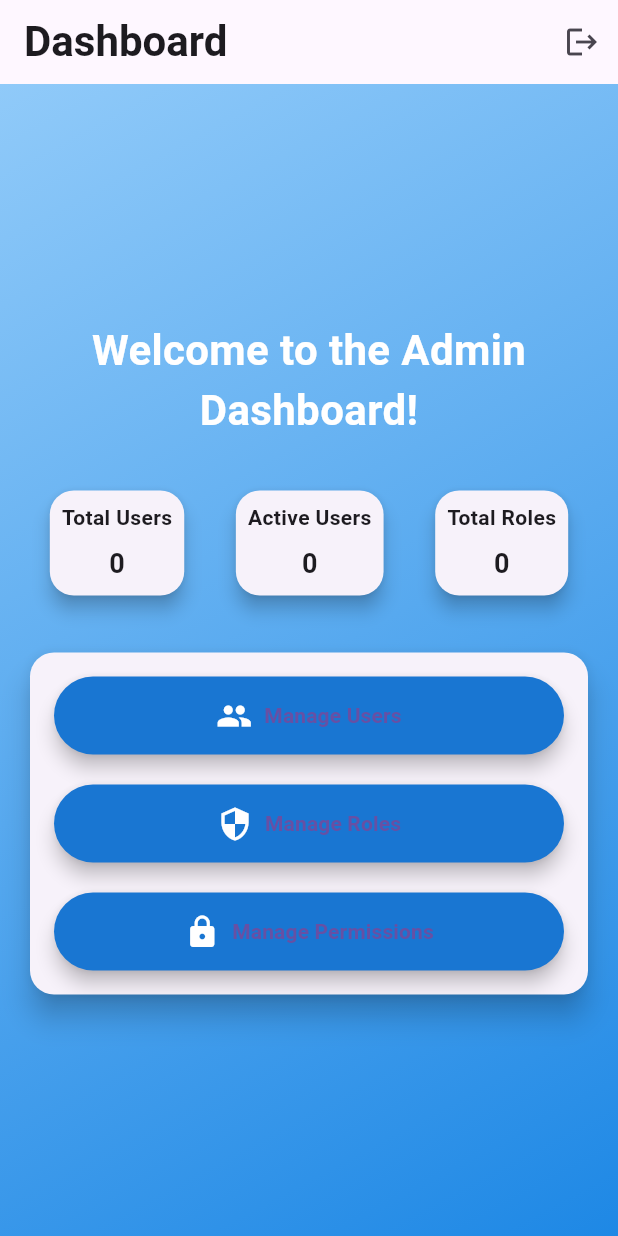
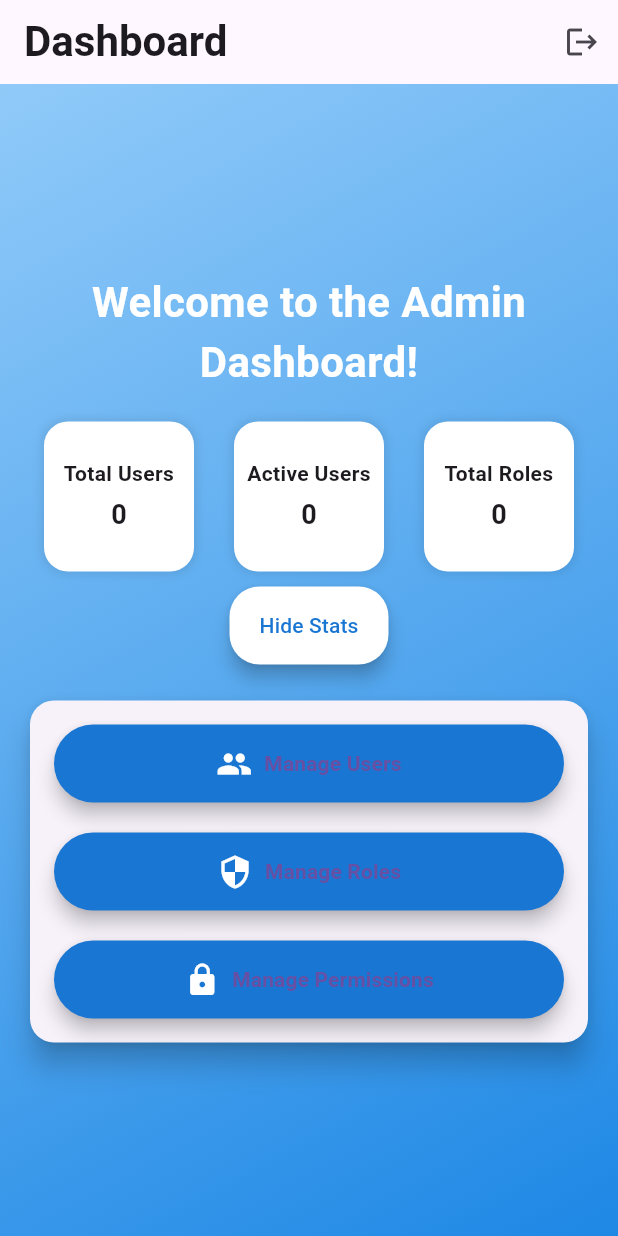
Before and after one commit to harshrajurkar/admin-conole-WebApp, a Flutter app: the DashboardPage screen opened directly, on a phone screen of 412 x 824 dp. Run offline on Flutter 3.47's test engine with Material 3 defaults, Android fonts, the phone set to English and light mode, and no system bars; our stand-ins replace cloud_firestore, firebase_auth, firebase_core; accounts and stored records are empty.

Commit message:
UI enhanced

```diff
--- a/lib/main.dart
+++ b/lib/main.dart
@@ -29,7 +29,7 @@ class _MyAppState extends State<MyApp> {
       debugShowCheckedModeBanner: false,
       title: 'Admin Dashboard',
       theme: appTheme,
-      home: LoginPage(),
+      home: DashboardPage(),
     );
   }
 }
--- a/lib/pages/dashboard_page.dart
+++ b/lib/pages/dashboard_page.dart
@@ -14,6 +14,8 @@ class DashboardPage extends StatefulWidget {
 
 class _DashboardPageState extends State<DashboardPage> {
   final FirebaseFirestore firestore = FirebaseFirestore.instance;
+
+  bool _isStatsExpanded = true; // For toggling stats card
 
   // Stream to get the count of users
   Stream<int> _getUserCount() {
@@ -78,13 +80,18 @@ class _DashboardPageState extends State<DashboardPage> {
                     color: Colors.white,
                   ),
                 ),
-                const SizedBox(height: 30),
+                const SizedBox(height: 20),
 
-                // Stats Row for Total Users, Active Users, and Roles
+                // Animated Expansion Panel for Stats
+                AnimatedSwitcher(
+                  duration: const Duration(milliseconds: 300),
+                  child: _isStatsExpanded
+                      ? Column(
+                          key: const ValueKey(1),
+                          children: [
                             Row(
                               mainAxisAlignment: MainAxisAlignment.spaceAround,
                               children: [
-                    // Total Users Card
                                 StreamBuilder<int>(
                                   stream: _getUserCount(),
                                   builder: (context, snapshot) {
@@ -95,8 +102,6 @@ class _DashboardPageState extends State<DashboardPage> {
                                     );
                                   },
                                 ),
-
-                    // Active Users Card
                                 StreamBuilder<int>(
                                   stream: _getActiveUserCount(),
                                   builder: (context, snapshot) {
@@ -107,8 +112,6 @@ class _DashboardPageState extends State<DashboardPage> {
                                     );
                                   },
                                 ),
-
-                    // Total Roles Card
                                 StreamBuilder<int>(
                                   stream: _getRoleCount(),
                                   builder: (context, snapshot) {
@@ -121,8 +124,37 @@ class _DashboardPageState extends State<DashboardPage> {
                                 ),
                               ],
                             ),
+                            const SizedBox(height: 10),
+                            ElevatedButton(
+                              onPressed: () => setState(() {
+                                _isStatsExpanded = false;
+                              }),
+                              style: ElevatedButton.styleFrom(
+                                backgroundColor: Colors.white,
+                                foregroundColor: Colors.blue.shade700,
+                                shape: RoundedRectangleBorder(
+                                  borderRadius: BorderRadius.circular(20),
+                                ),
+                              ),
+                              child: const Text("Hide Stats"),
+                            ),
+                          ],
+                        )
+                      : ElevatedButton.icon(
+                          key: const ValueKey(2),
+                          onPressed: () => setState(() {
+                            _isStatsExpanded = true;
+                          }),
+                          icon: const Icon(Icons.expand_more),
+                          label: const Text("Show Stats"),
+                          style: ElevatedButton.styleFrom(
+                            backgroundColor: Colors.white,
+                            foregroundColor: Colors.blue.shade700,
+                          ),
+                        ),
+                ),
 
-                const SizedBox(height: 30),
+                const SizedBox(height: 20),
 
                 // Card container for buttons
                 Card(
@@ -135,7 +167,6 @@ class _DashboardPageState extends State<DashboardPage> {
                     child: Column(
                       crossAxisAlignment: CrossAxisAlignment.stretch,
                       children: [
-                        // Manage Users Button
                         _buildActionButton(
                           context,
                           icon: Icons.group,
@@ -152,8 +183,6 @@ class _DashboardPageState extends State<DashboardPage> {
                           isLargeScreen: isLargeScreen,
                         ),
                         const SizedBox(height: 20),
-
-                        // Manage Roles Button
                         _buildActionButton(
                           context,
                           icon: Icons.security,
@@ -170,8 +199,6 @@ class _DashboardPageState extends State<DashboardPage> {
                           isLargeScreen: isLargeScreen,
                         ),
                         const SizedBox(height: 20),
-
-                        // Manage Permissions Button
                         _buildActionButton(
                           context,
                           icon: Icons.lock,
@@ -201,15 +228,25 @@ class _DashboardPageState extends State<DashboardPage> {
 
   // Helper method to build stat cards
   Widget _buildStatCard(String label, String value) {
-    return Card(
-      shape: RoundedRectangleBorder(
+    return AnimatedContainer(
+      duration: const Duration(milliseconds: 300),
+      curve: Curves.easeInOut,
+      height: 100,
+      width: 100,
+      decoration: BoxDecoration(
+        color: Colors.white,
         borderRadius: BorderRadius.circular(16),
+        boxShadow: [
+          BoxShadow(
+            color: Colors.black.withOpacity(0.1),
+            blurRadius: 5,
+            spreadRadius: 1,
           ),
-      elevation: 5,
-      child: Padding(
-        padding: const EdgeInsets.all(8.0),
+        ],
+      ),
+      child: Center(
         child: Column(
-          mainAxisSize: MainAxisSize.min,
+          mainAxisAlignment: MainAxisAlignment.center,
           children: [
             Text(
               label,
@@ -217,8 +254,9 @@ class _DashboardPageState extends State<DashboardPage> {
                 fontWeight: FontWeight.bold,
                 fontSize: 14,
               ),
+              textAlign: TextAlign.center,
             ),
-            const SizedBox(height: 8),
+            const SizedBox(height: 5),
             Text(
               value,
               style: const TextStyle(
@@ -264,7 +302,6 @@ class _DashboardPageState extends State<DashboardPage> {
     );
   }
 
-  // Method to handle logout
   void _logout() {
     Navigator.push(
       context,
```
Also changed, not shown: lib/pages/permission_management_page.dart (+79 -66 lines). Lines whose indentation alone changed are shown as unchanged.
